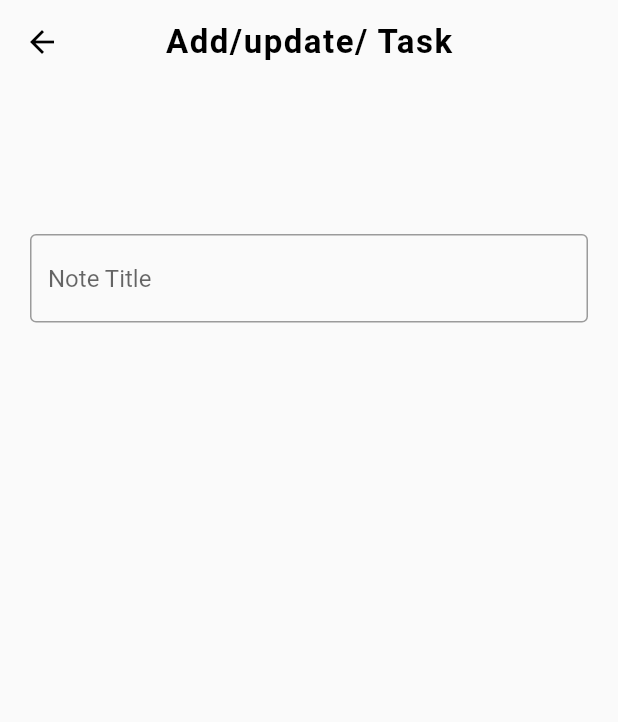
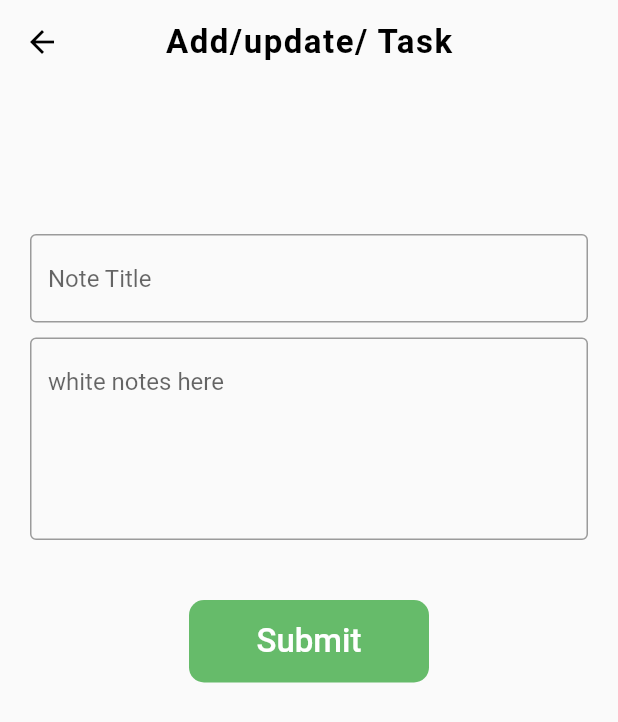
Before and after one commit to Aldairtunq/todo_app, a Flutter app: the AddUpdateTask screen opened directly, on a phone screen of 412 x 824 dp. Shown: the top 722 px of the screen. Run offline on Flutter 3.47's test engine with Material 2 defaults, Android fonts, the phone set to English and light mode, and no system bars; our stand-ins replace sqflite; accounts and stored records are empty.

Commit message:
commit add_screen

```diff
--- a/lib/add_update_screen.dart
+++ b/lib/add_update_screen.dart
@@ -69,10 +69,73 @@ class _AddUpdateTaskState extends State<AddUpdateTask> {
                           return null;
                         },
                       ),
-                    )
+                    ),
+                    SizedBox(
+                      height: 10,
+                    ),
+                    Padding(
+                      padding: EdgeInsets.symmetric(horizontal: 20),
+                      child: TextFormField(
+                        keyboardType: TextInputType.multiline,
+                        maxLines: null,
+                        minLines: 5,
+                        controller: descController,
+                        decoration: InputDecoration(
+                          border: OutlineInputBorder(),
+                          hintText: "white notes here",
+                        ),
+                        validator: (value) {
+                          if (value!.isEmpty) {
+                            return "Enter some text";
+                          }
+                          return null;
+                        },
+                      ),
+                    ),
                   ],
                 ),
               ),
+              SizedBox(
+                height: 40,
+              ),
+              Container(
+                width: MediaQuery.of(context).size.width,
+                child: Row(
+                    mainAxisAlignment: MainAxisAlignment.spaceAround,
+                    children: [
+                      Material(
+                        color: Colors.green[400],
+                        borderRadius: BorderRadius.circular(10),
+                        child: InkWell(
+                          onTap: () {},
+                          child: Container(
+                            alignment: Alignment.center,
+                            margin: EdgeInsets.symmetric(horizontal: 20),
+                            padding: EdgeInsets.symmetric(horizontal: 10),
+                            height: 55,
+                            width: 120,
+                            decoration: BoxDecoration(
+                                // boxShadow: [
+                                //  BoxShadow(
+                                //    color: Colors.black12,
+                                //    blurRadius: 5,
+                                //   spreadRadius: 1,
+                                //  ),
+                                // ],
+
+                                ),
+                            child: Text(
+                              "Submit",
+                              style: TextStyle(
+                                  fontSize: 22,
+                                  fontWeight: FontWeight.w500,
+                                  color: Colors.white),
+                            ),
+                          ),
+                        ),
+                      )
+                    ]),
+              )
             ],
           ),
         ),
```
